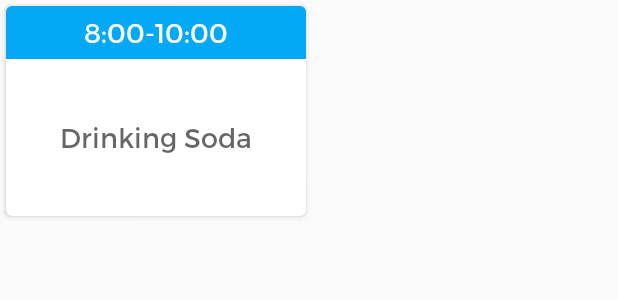
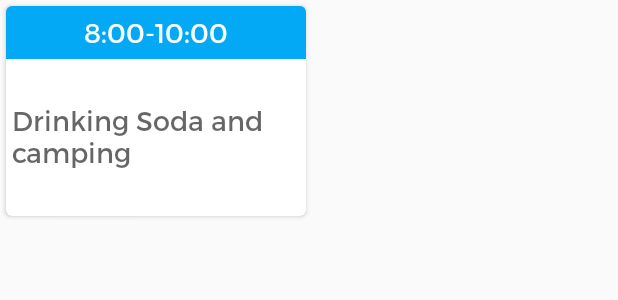
Before and after one commit to Hazemhabeb/SohbaH, an Android app: the layout timeline_item.xml on its own in the app's theme, with its tools: preview values and no code run, on a phone screen of 412 x 824 dp. Shown: the top 300 px of the screen. Run offline under Robolectric (Android 15) with nearby library versions, the phone set to English and light mode, and no system bars.

Commit message:
some fixes

```diff
--- a/app/src/main/res/layout/timeline_item.xml
+++ b/app/src/main/res/layout/timeline_item.xml
@@ -35,6 +35,7 @@
 
         <FrameLayout
                 android:layout_width="match_parent"
+                android:padding="4dp"
                 android:layout_height="match_parent">
 
             <com.sohba_travel.sohba.UI.SohbaTextView
@@ -43,7 +44,7 @@
                     android:id="@+id/tvTimlineDescription"
                     android:textAppearance="@style/Base.TextAppearance.AppCompat.Medium"
                     android:textSize="18sp"
-                    android:text="Drinking Soda"
+                    android:text="Drinking Soda and camping"
                     android:layout_height="wrap_content"/>
         </FrameLayout>
 
```
